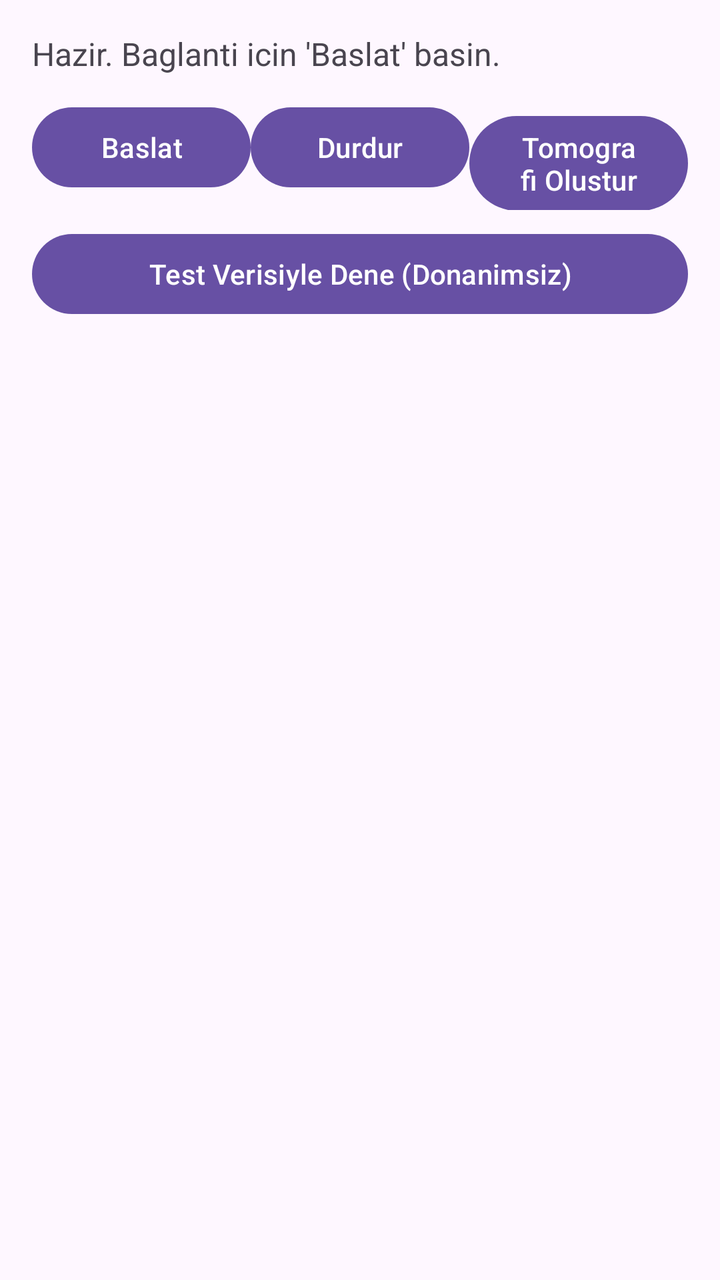
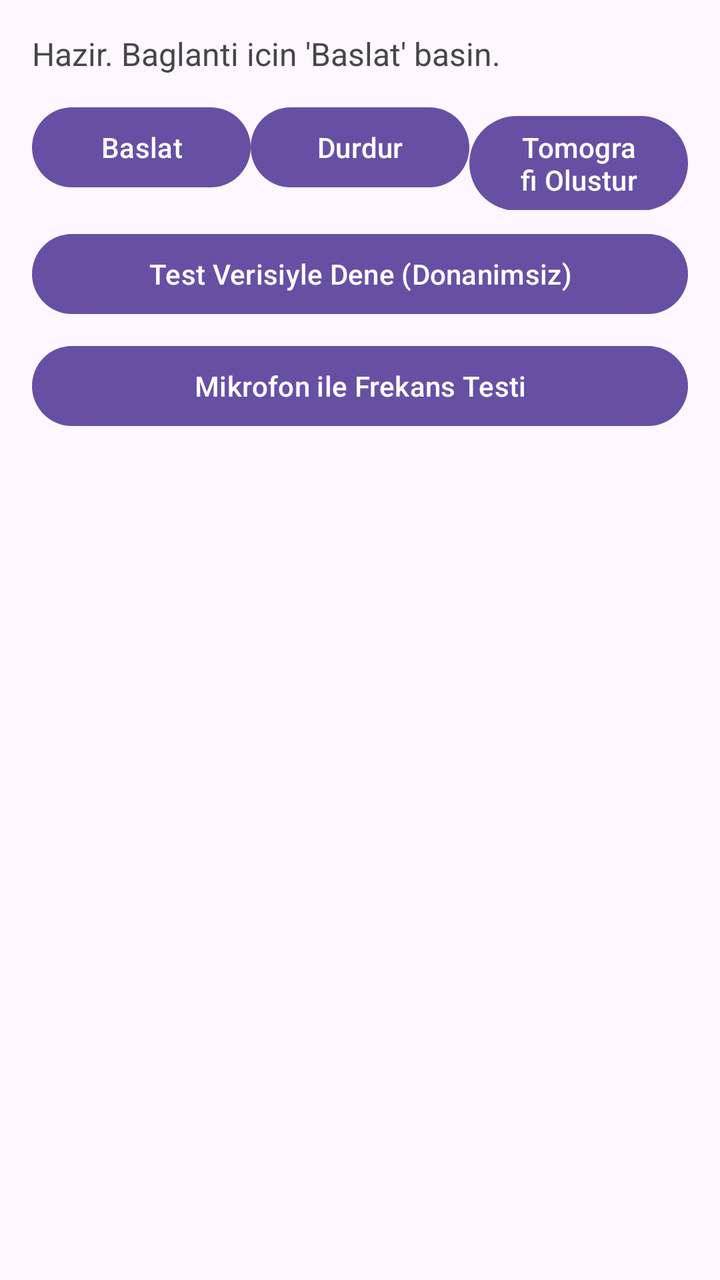

Before-and-after screenshots of an Android layout around one commit, followed by the original layout XML and the change that was made.
<!-- AndroidManifest.xml: application theme Theme.Material3.DayNight.NoActionBar -->
<!-- res/layout/activity_main.xml -->
<?xml version="1.0" encoding="utf-8"?>
<LinearLayout xmlns:android="http://schemas.android.com/apk/res/android"
    android:layout_width="match_parent"
    android:layout_height="match_parent"
    android:orientation="vertical"
    android:padding="16dp">

    <TextView
        android:id="@+id/statusText"
        android:layout_width="match_parent"
        android:layout_height="wrap_content"
        android:text="Hazir. Baglanti icin 'Baslat' basin."
        android:textSize="16sp"
        android:paddingBottom="12dp" />

    <LinearLayout
        android:layout_width="match_parent"
        android:layout_height="wrap_content"
        android:orientation="horizontal">

        <Button
            android:id="@+id/startButton"
            android:layout_width="0dp"
            android:layout_height="wrap_content"
            android:layout_weight="1"
            android:text="Baslat" />

        <Button
            android:id="@+id/stopButton"
            android:layout_width="0dp"
            android:layout_height="wrap_content"
            android:layout_weight="1"
            android:text="Durdur" />

        <Button
            android:id="@+id/processButton"
            android:layout_width="0dp"
            android:layout_height="wrap_content"
            android:layout_weight="1"
            android:text="Tomografi Olustur" />
    </LinearLayout>

    <Button
        android:id="@+id/testButton"
        android:layout_width="match_parent"
        android:layout_height="wrap_content"
        android:layout_marginTop="8dp"
        android:text="Test Verisiyle Dene (Donanimsiz)" />

    <FrameLayout
        android:id="@+id/tomographyContainer"
        android:layout_width="match_parent"
        android:layout_height="0dp"
        android:layout_weight="1"
        android:layout_marginTop="12dp" />

</LinearLayout>
<!-- resources referenced by this layout -->
<resources>

</resources>

<!-- the commit's change to res/layout/activity_main.xml (unified diff, before → after) -->
@@ -47,6 +47,13 @@
         android:layout_marginTop="8dp"
         android:text="Test Verisiyle Dene (Donanimsiz)" />
 
+    <Button
+        android:id="@+id/micTestButton"
+        android:layout_width="match_parent"
+        android:layout_height="wrap_content"
+        android:layout_marginTop="8dp"
+        android:text="Mikrofon ile Frekans Testi" />
+
     <FrameLayout
         android:id="@+id/tomographyContainer"
         android:layout_width="match_parent"
